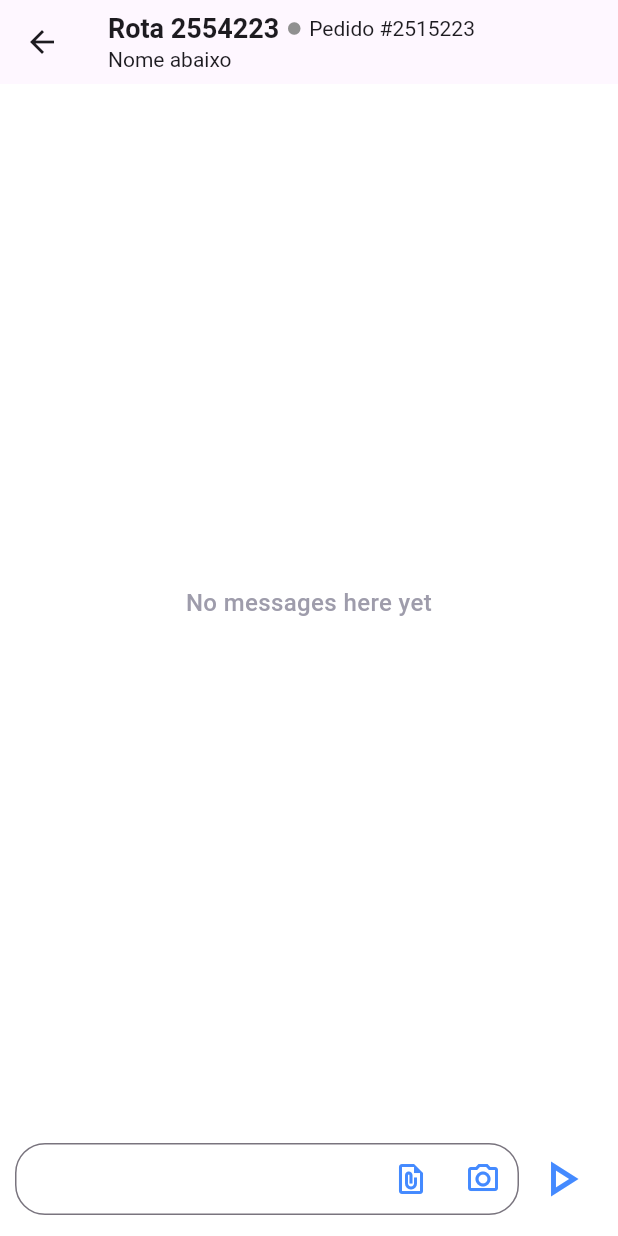
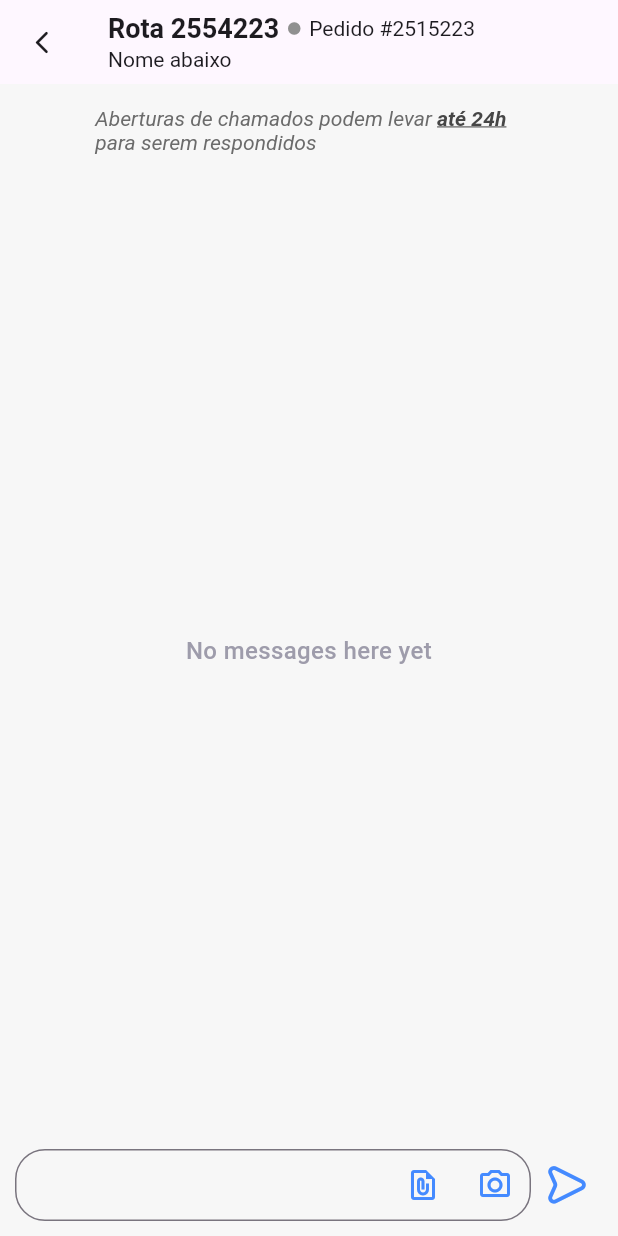
Before and after one commit to leonanmar886/flutter_chat, a Flutter app: the screen it shows after launch, on a phone screen of 412 x 824 dp. Run offline on Flutter 3.47's test engine with Material 3 defaults, Android fonts, the phone set to English and light mode, and no system bars; our stand-ins replace bubble, file_picker, flutter_chat_types, flutter_chat_ui, image_picker, open_filex.

```diff
--- a/lib/chatInputField.dart
+++ b/lib/chatInputField.dart
@@ -53,9 +53,9 @@ class ChatInputField extends StatelessWidget {
           ),
           IconButton(
             icon: const Icon(
-                Icons.play_arrow_outlined,
+                IconData(0xe800, fontFamily: 'MyFlutterApp'),
                 color: Colors.blueAccent,
-                size: 40.0,
+                size: 25.0,
               ),
             onPressed: () {
               final partialText = types.PartialText(text: _controller.text);
--- a/lib/main.dart
+++ b/lib/main.dart
@@ -48,7 +48,7 @@ class _MyHomePageState extends State<MyHomePage> {
   Widget build(BuildContext context) => Scaffold(
         appBar: AppBar(
             leading: IconButton(
-            icon: const Icon(Icons.arrow_back),
+            icon: const Icon(Icons.arrow_back_ios_new_rounded, size: 18.0,),
             onPressed: () {
               Navigator.pop(context);
             },
@@ -79,7 +79,33 @@ class _MyHomePageState extends State<MyHomePage> {
             ],
           ),
         ),
-        body: Chat(
+        body:Container(
+          color: const Color(0xFFF7F7F7),
+          child: Column(
+            children: [
+              Container(
+                padding: const EdgeInsets.only(top: 15.0, bottom: 10.0, left: 20.0, right: 15.0),
+                width: 325,
+                child: RichText(
+                  text: const TextSpan(
+                    style: TextStyle(fontSize: 14.0, fontWeight: FontWeight.w400, color: Color(0xFF6B6B6B), fontStyle: FontStyle.italic),
+                    children: <TextSpan>[
+                      TextSpan(text: 'Aberturas de chamados podem levar '),
+                      TextSpan(
+                        text: 'até 24h',
+                        style: TextStyle(
+                          decoration: TextDecoration.underline,
+                          color: Color(0xFF464646),
+                          fontWeight: FontWeight.bold,
+                        ),
+                      ),
+                      TextSpan(text: ' para serem respondidos'),
+                    ],
+                  ),
+                ),
+              ),
+              Expanded(
+                child: Chat(
                   messages: _messages,
                   onAttachmentPressed: _handleAttachmentPressed,
                   onMessageTap: _handleMessageTap,
@@ -90,6 +116,13 @@ class _MyHomePageState extends State<MyHomePage> {
                   customDateHeaderText: customDateHeaderText,
                   customBottomWidget: ChatInputField(
                     handleSendPressed: _handleSendPressed,
+                  ),
+                  theme: const DefaultChatTheme(
+                    backgroundColor: Color(0xFFF7F7F7),
+                  ),
+                ),
+              ),
+            ],
           ),
         ),
       );
--- a/pubspec.yaml
+++ b/pubspec.yaml
@@ -66,6 +66,10 @@ flutter:
   # included with your application, so that you can use the icons in
   # the material Icons class.
   uses-material-design: true
+  fonts:
+    - family: MyFlutterApp
+      fonts:
+        - asset: assets/fonts/MyFlutterApp.ttf
 
   # To add assets to your application, add an assets section, like this:
   # assets:
```
Also changed, not shown: assets/fonts/MyFlutterApp.ttf (added), assets/icons/send_icon.png (added). Lines whose indentation alone changed are shown as unchanged.
